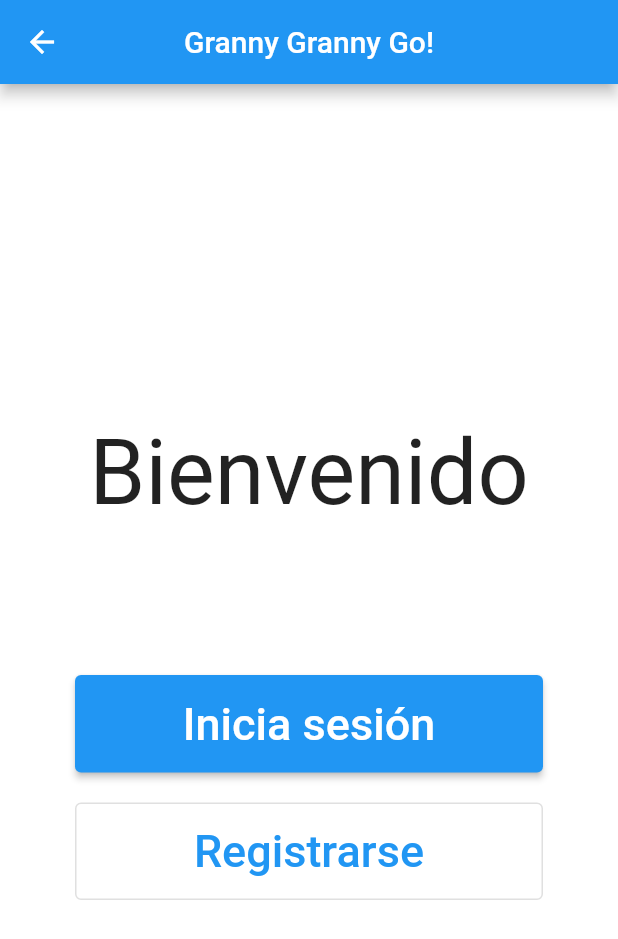
After one commit to lucastarche/hackitba-utc, a Flutter app: the LoginView screen opened directly, on a phone screen of 412 x 824 dp. The commit adds this screen. Shown: the top 939 px of the screen. Run offline on Flutter 3.47's test engine with Material 2 defaults, Android fonts, the light colour scheme and no system bars; our stand-ins replace webview_flutter.

Commit message:
Added base login view

```diff
--- /dev/null
+++ b/lib/login/view.dart
@@ -0,0 +1,66 @@
+import 'package:flutter/material.dart';
+
+class LoginView extends StatelessWidget {
+  const LoginView({Key? key}) : super(key: key);
+
+  @override
+  Widget build(BuildContext context) {
+    return Scaffold(
+      backgroundColor: Colors.white,
+      appBar: AppBar(
+        backgroundColor: Colors.blue,
+        title: Text("Granny Granny Go!"),
+        centerTitle: true,
+      ),
+      body: Center(
+        child: Padding(
+          padding: const EdgeInsets.all(40),
+          child: Container(
+            decoration: BoxDecoration(
+              borderRadius: BorderRadius.circular(20),
+              color: Colors.white,
+            ),
+            padding: EdgeInsets.symmetric(vertical: 20.0, horizontal: 10.0),
+            child: Column(
+              mainAxisSize: MainAxisSize.min,
+              crossAxisAlignment: CrossAxisAlignment.center,
+              children: [
+                Text(
+                  'Bienvenido',
+                  style: TextStyle(
+                    fontSize: 60,
+                  ),
+                ),
+                SizedBox(height: 100),
+                _buildButtonList(),
+              ],
+            ),
+          ),
+        ),
+      ),
+    );
+  }
+
+  Widget _buildButtonList() {
+    return Column(
+      crossAxisAlignment: CrossAxisAlignment.stretch,
+      children: [
+        ElevatedButton(
+          onPressed: () {},
+          child: Text(
+            "Inicia sesión",
+            style: TextStyle(fontSize: 30),
+          ),
+        ),
+        SizedBox(height: 20),
+        OutlinedButton(
+          onPressed: () {},
+          child: Text(
+            "Registrarse",
+            style: TextStyle(fontSize: 30),
+          ),
+        ),
+      ],
+    );
+  }
+}
--- a/lib/main.dart
+++ b/lib/main.dart
@@ -3,8 +3,24 @@ import 'app.dart';
 
 void main() {
   runApp(
-    const MaterialApp(
-      home: App(),
+    MaterialApp(
+      home: const App(),
+      theme: ThemeData(
+        elevatedButtonTheme: ElevatedButtonThemeData(
+          style: ButtonStyle(
+            padding: MaterialStateProperty.all(
+              EdgeInsets.all(15),
+            ),
+          ),
+        ),
+        outlinedButtonTheme: OutlinedButtonThemeData(
+          style: ButtonStyle(
+            padding: MaterialStateProperty.all(
+              EdgeInsets.all(15),
+            ),
+          ),
+        ),
+      ),
     ),
   );
 }
```
